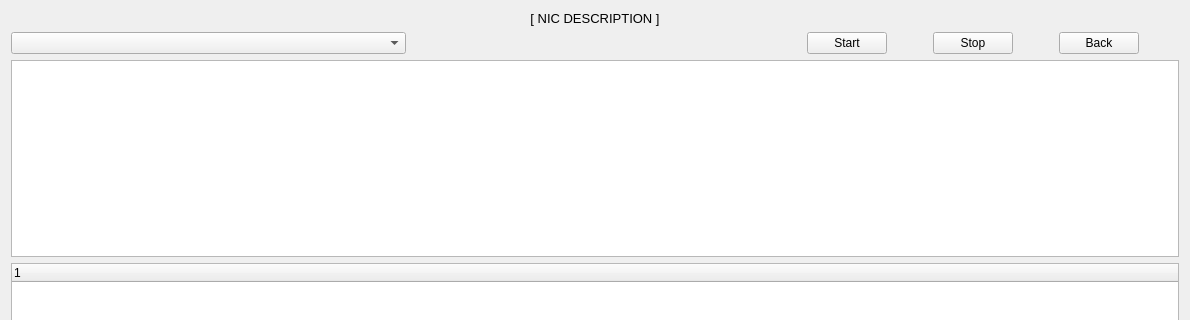
First picture: the form in mainwindow.ui, repository kian98/ksniffer, before the edit; both pictures show x 0 to 1190 and y 0 to 320 of the 1190 by 695 pixel window.
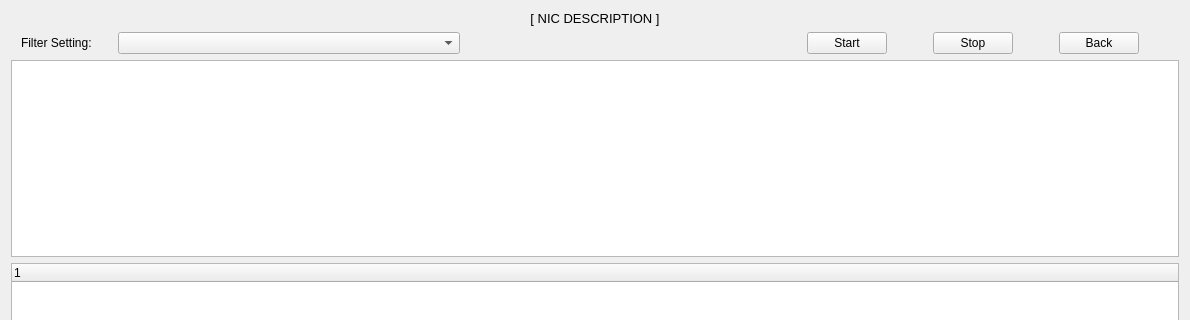
Second picture: the form after the edit. Custom widgets are drawn as their Qt base class.

Commit message: add user-defined filter

What changed in the file:
```diff
--- a/mainwindow.ui
+++ b/mainwindow.ui
@@ -224,6 +224,32 @@
         </item>
         <item>
          <layout class="QHBoxLayout" name="horizontalLayout_2">
+          <item>
+           <widget class="QLabel" name="label_3">
+            <property name="text">
+             <string>Filter Setting:</string>
+            </property>
+            <property name="indent">
+             <number>10</number>
+            </property>
+           </widget>
+          </item>
+          <item>
+           <spacer name="horizontalSpacer_10">
+            <property name="orientation">
+             <enum>Qt::Horizontal</enum>
+            </property>
+            <property name="sizeType">
+             <enum>QSizePolicy::Fixed</enum>
+            </property>
+            <property name="sizeHint" stdset="0">
+             <size>
+              <width>20</width>
+              <height>20</height>
+             </size>
+            </property>
+           </spacer>
+          </item>
           <item>
            <widget class="QComboBox" name="pktSelect">
             <property name="sizePolicy">
@@ -238,6 +264,21 @@
               <height>0</height>
              </size>
             </property>
+            <property name="maximumSize">
+             <size>
+              <width>16777215</width>
+              <height>28</height>
+             </size>
+            </property>
+            <property name="styleSheet">
+             <string notr="true"/>
+            </property>
+            <property name="iconSize">
+             <size>
+              <width>16</width>
+              <height>20</height>
+             </size>
+            </property>
            </widget>
           </item>
           <item>
```
The commit also changes 12 other files.
